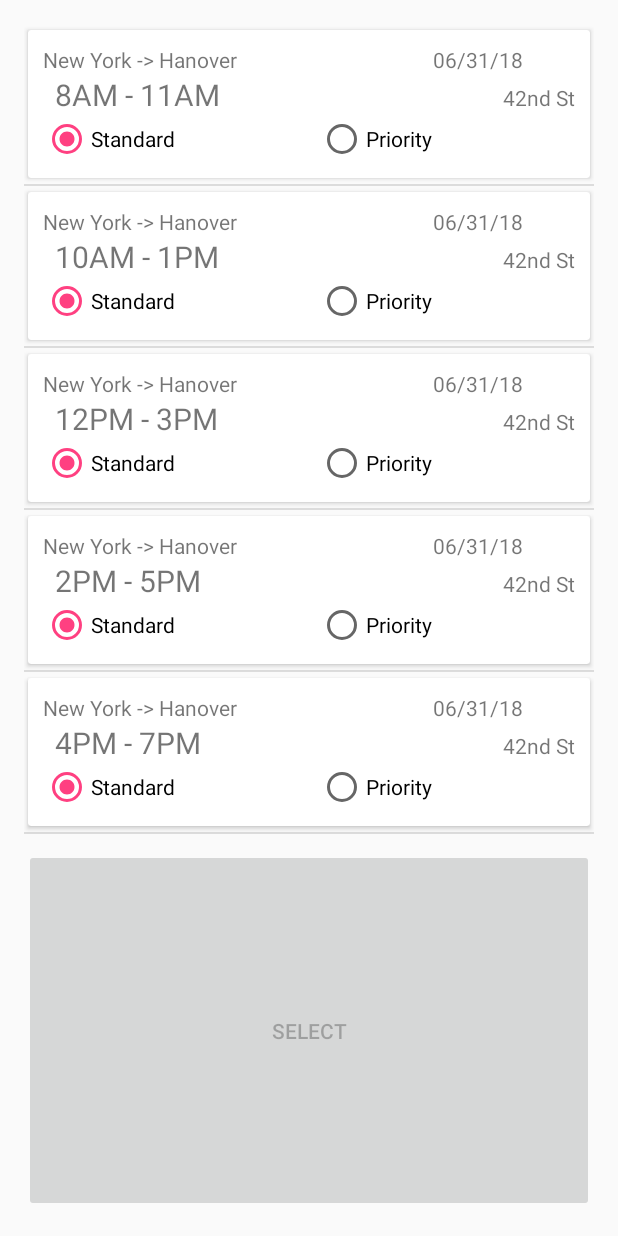
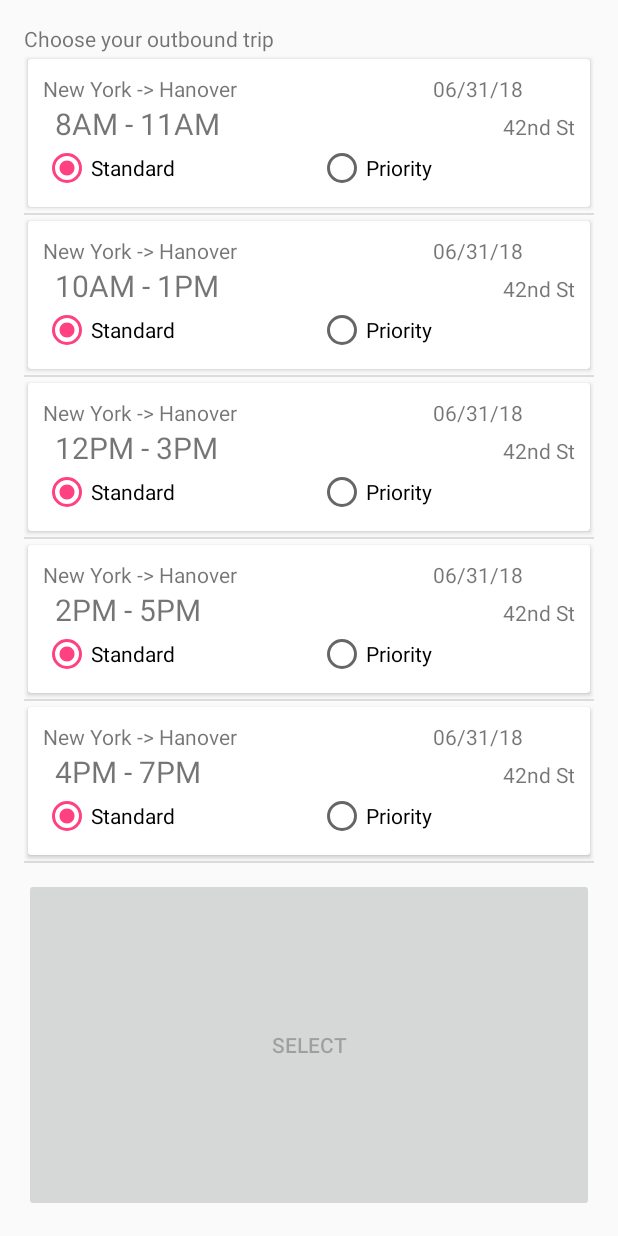
Before and after one commit to seokjunbing/hci, an Android app: the screen it shows after launch (ChooseBus1Activity), after a tap on "ONE WAY SEARCH", on a phone screen of 412 x 824 dp. Run offline under Robolectric (Android 15) with nearby library versions, the phone set to English and light mode, and no system bars.

```diff
--- a/app/src/main/java/me/junbing/hci/ChooseBus1Activity.java
+++ b/app/src/main/java/me/junbing/hci/ChooseBus1Activity.java
@@ -7,7 +7,10 @@ import android.view.View;
 import android.widget.AdapterView;
 import android.widget.Button;
 import android.widget.ListView;
+import android.widget.TextView;
 import android.widget.Toast;
+
+import org.w3c.dom.Text;
 
 import java.util.ArrayList;
 
@@ -62,6 +65,19 @@ public class ChooseBus1Activity extends AppCompatActivity {
         });
 
         findViewById(R.id.select_bus).setOnClickListener(new HandleSearchClick());
+
+        Bundle extras = getIntent().getExtras();
+        if (extras != null) {
+            int way = extras.getInt("way");
+
+            if(way == 10) {
+                ((TextView)findViewById(R.id.out_or_in)).setText("Choose your outbound trip");
+            }
+            else {
+                ((TextView)findViewById(R.id.out_or_in)).setText("Choose your return trip");
+            }
+
+        }
     }
 
     private class  HandleSearchClick implements View.OnClickListener {
@@ -103,6 +119,8 @@ public class ChooseBus1Activity extends AppCompatActivity {
                     intent.putExtra("bus_choice_initial_priority", priority);
                     intent.putExtra("bus_choice_initial", (int)selectPos);
 
+
+
                     System.out.println("bus_choice_initial: " + Integer.toString((int)selectPos));
                 }
                 // return trip
@@ -113,6 +131,8 @@ public class ChooseBus1Activity extends AppCompatActivity {
 
                     intent.putExtra("bus_choice_return_priority", priority);
                     intent.putExtra("bus_choice_return", (int)selectPos);
+
+
 
                     System.out.println("bus_choice_return: " + Integer.toString((int)selectPos));
                 }
--- a/app/src/main/res/layout/activity_choose_bus1.xml
+++ b/app/src/main/res/layout/activity_choose_bus1.xml
@@ -4,6 +4,12 @@
     android:padding="16dp"
     android:orientation="vertical"
     >
+
+    <TextView
+        android:id="@+id/out_or_in"
+        android:layout_width="match_parent"
+        android:layout_height="wrap_content"
+        android:text="Choose ____" />
 
     <ListView
         android:id="@+id/choose_bus_lv"
```
